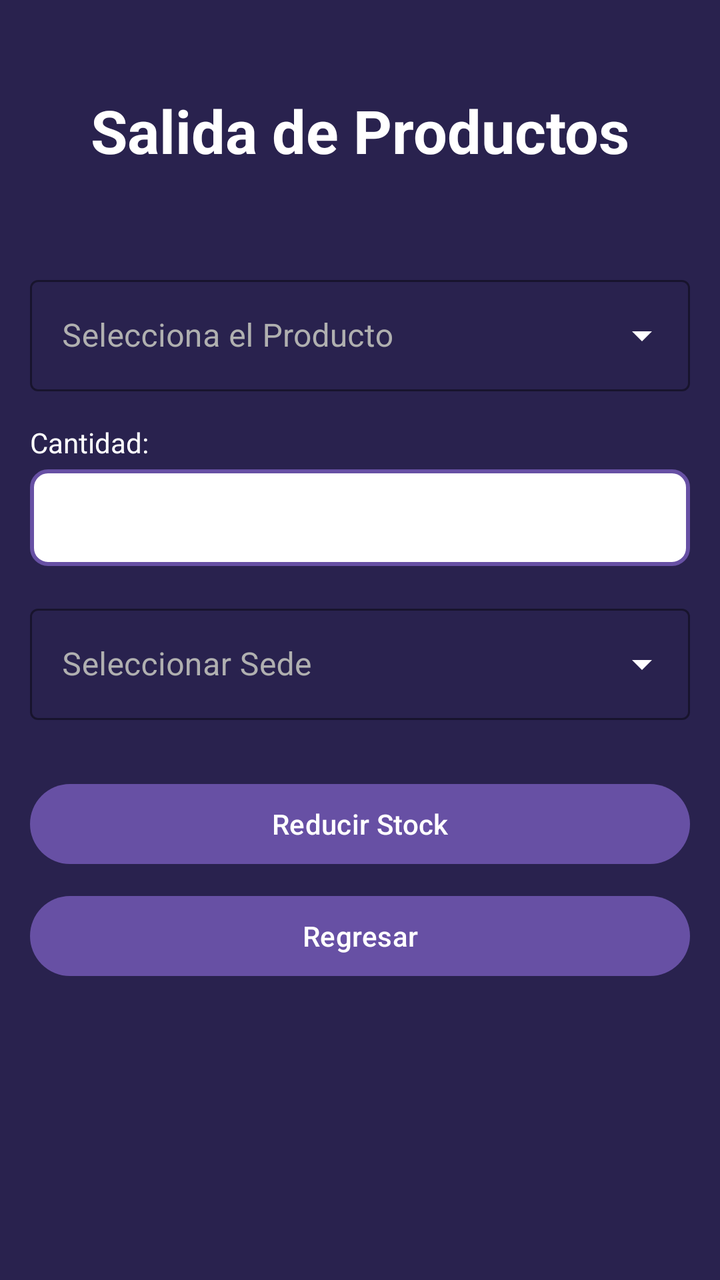
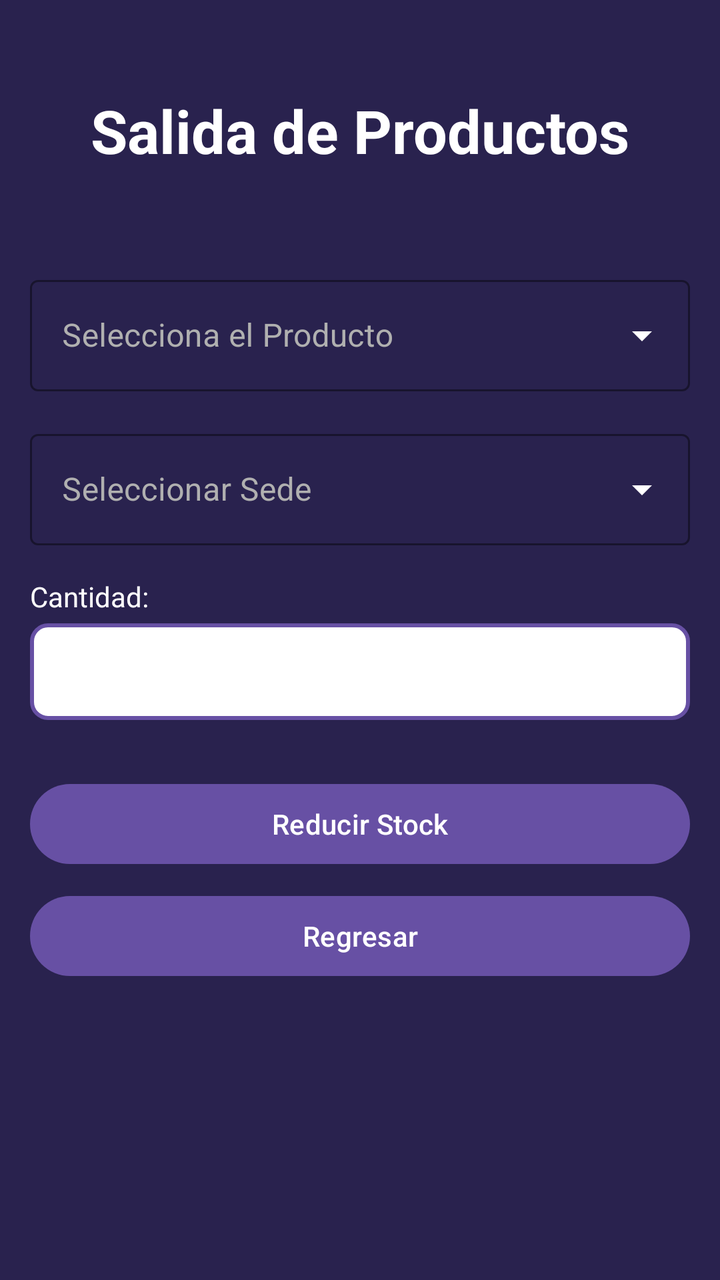

The first picture is an Android layout as it rendered before a commit; the second is the same layout after the commit. The layout source and the unified diff follow.
<!-- AndroidManifest.xml: application theme Theme.AlcamenProyectoFinal -->
<!-- res/layout/activity_frm_salida_productos.xml -->
<?xml version="1.0" encoding="utf-8"?>
<androidx.constraintlayout.widget.ConstraintLayout xmlns:android="http://schemas.android.com/apk/res/android"
    xmlns:app="http://schemas.android.com/apk/res-auto"
    xmlns:tools="http://schemas.android.com/tools"
    android:id="@+id/main"
    android:background="#29224E" android:layout_width="match_parent"
    android:layout_height="match_parent"
    tools:context=".Vista.frmSalidaProductos">

    <TextView
        android:id="@+id/tvTituloSalidaProductos"
        android:layout_width="wrap_content"
        android:layout_height="wrap_content"
        android:layout_marginTop="45dp"
        android:text="Salida de Productos"
        android:textColor="#FFFFFF"
        android:textSize="30sp"
        android:textStyle="bold"
        app:layout_constraintEnd_toEndOf="parent"
        app:layout_constraintStart_toStartOf="parent"
        app:layout_constraintTop_toTopOf="parent" />

    <LinearLayout
        android:layout_width="330dp"
        android:layout_height="wrap_content"
        android:orientation="vertical"
        app:layout_constraintBottom_toBottomOf="parent"
        app:layout_constraintEnd_toEndOf="parent"
        app:layout_constraintStart_toStartOf="parent"
        app:layout_constraintTop_toBottomOf="@+id/tvTituloSalidaProductos"
        app:layout_constraintVertical_bias="0.25">

        <com.google.android.material.textfield.TextInputLayout
            android:id="@+id/txtSeleccionarProducto"
            style="@style/Widget.MaterialComponents.TextInputLayout.OutlinedBox.ExposedDropdownMenu"
            android:layout_width="match_parent"
            android:layout_height="wrap_content"
            android:layout_marginBottom="16dp"
            android:hint="Selecciona el Producto"
            app:hintTextColor="#FFFFFF"
            android:textColorHint="#B0B0B0"
            app:boxStrokeColor="#FFFFFF"
            app:endIconTint="#FFFFFF">

            <AutoCompleteTextView
                android:id="@+id/txtProductoSalida"
                android:layout_width="match_parent"
                android:layout_height="wrap_content"
                android:editable="false"
                android:inputType="none"
                android:textColor="#FFFFFF" />
        </com.google.android.material.textfield.TextInputLayout>

        <TextView
            android:id="@+id/textView31"
            android:layout_width="match_parent"
            android:layout_height="wrap_content"
            android:text="Cantidad:"
            android:textColor="#FFFFFF" android:textSize="14sp"
            android:layout_marginBottom="4dp" />

        <EditText
            android:id="@+id/txtCantidadSalida"
            android:layout_width="match_parent"
            android:layout_height="wrap_content"
            android:ems="10"
            android:inputType="number"
            android:background="@drawable/input_border" android:padding="12dp"
            android:textColor="#FFFFFF"
            android:layout_marginBottom="16dp" />

        <com.google.android.material.textfield.TextInputLayout
            android:id="@+id/txtSeleccionarSede"
            style="@style/Widget.MaterialComponents.TextInputLayout.OutlinedBox.ExposedDropdownMenu"
            android:layout_width="match_parent"
            android:layout_height="wrap_content"
            android:layout_marginBottom="28dp"
            android:hint="Seleccionar Sede"
            app:hintTextColor="#FFFFFF"
            android:textColorHint="#B0B0B0"
            app:boxStrokeColor="#FFFFFF"
            app:endIconTint="#FFFFFF">

            <AutoCompleteTextView
                android:id="@+id/txtSedeSalida"
                android:layout_width="match_parent"
                android:layout_height="wrap_content"
                android:editable="false"
                android:inputType="none"
                android:textColor="#FFFFFF" />
        </com.google.android.material.textfield.TextInputLayout>

        <Button
            android:id="@+id/button43"
            android:layout_width="match_parent"
            android:layout_height="wrap_content"
            android:onClick="btnReducirStock"
            android:text="Reducir Stock"
            android:layout_marginBottom="8dp" />

        <Button
            android:id="@+id/button44"
            android:layout_width="match_parent"
            android:layout_height="wrap_content"
            android:onClick="btnRegresar"
            android:text="Regresar" />
    </LinearLayout>

</androidx.constraintlayout.widget.ConstraintLayout>
<!-- resources referenced by this layout -->
<resources>
  <!-- drawable input_border (drawable) -->
  <?xml version="1.0" encoding="utf-8"?>
  <shape xmlns:android="http://schemas.android.com/apk/res/android"
      android:shape="rectangle">
  
      <solid android:color="#FFFFFF" />
  
      <stroke
          android:width="2dp"
          android:color="#6750A4" />
  
      <corners android:radius="8dp" />
  
  </shape>
  <style name="Theme.AlcamenProyectoFinal" parent="Base.Theme.AlcamenProyectoFinal" />
  <style name="Base.Theme.AlcamenProyectoFinal" parent="Theme.Material3.DayNight.NoActionBar">
          
          
      </style>
</resources>

<!-- the commit's change to res/layout/activity_frm_salida_productos.xml (unified diff, before → after) -->
@@ -3,7 +3,8 @@
     xmlns:app="http://schemas.android.com/apk/res-auto"
     xmlns:tools="http://schemas.android.com/tools"
     android:id="@+id/main"
-    android:background="#29224E" android:layout_width="match_parent"
+    android:background="#29224E"
+    android:layout_width="match_parent"
     android:layout_height="match_parent"
     tools:context=".Vista.frmSalidaProductos">
 
@@ -51,30 +52,12 @@
                 android:textColor="#FFFFFF" />
         </com.google.android.material.textfield.TextInputLayout>
 
-        <TextView
-            android:id="@+id/textView31"
-            android:layout_width="match_parent"
-            android:layout_height="wrap_content"
-            android:text="Cantidad:"
-            android:textColor="#FFFFFF" android:textSize="14sp"
-            android:layout_marginBottom="4dp" />
-
-        <EditText
-            android:id="@+id/txtCantidadSalida"
-            android:layout_width="match_parent"
-            android:layout_height="wrap_content"
-            android:ems="10"
-            android:inputType="number"
-            android:background="@drawable/input_border" android:padding="12dp"
-            android:textColor="#FFFFFF"
-            android:layout_marginBottom="16dp" />
-
         <com.google.android.material.textfield.TextInputLayout
             android:id="@+id/txtSeleccionarSede"
             style="@style/Widget.MaterialComponents.TextInputLayout.OutlinedBox.ExposedDropdownMenu"
             android:layout_width="match_parent"
             android:layout_height="wrap_content"
-            android:layout_marginBottom="28dp"
+            android:layout_marginBottom="16dp"
             android:hint="Seleccionar Sede"
             app:hintTextColor="#FFFFFF"
             android:textColorHint="#B0B0B0"
@@ -89,6 +72,26 @@
                 android:inputType="none"
                 android:textColor="#FFFFFF" />
         </com.google.android.material.textfield.TextInputLayout>
+
+        <TextView
+            android:id="@+id/textView31"
+            android:layout_width="match_parent"
+            android:layout_height="wrap_content"
+            android:text="Cantidad:"
+            android:textColor="#FFFFFF"
+            android:textSize="14sp"
+            android:layout_marginBottom="4dp" />
+
+        <EditText
+            android:id="@+id/txtCantidadSalida"
+            android:layout_width="match_parent"
+            android:layout_height="wrap_content"
+            android:layout_marginBottom="28dp"
+            android:background="@drawable/input_border"
+            android:ems="10"
+            android:inputType="number"
+            android:padding="12dp"
+            android:textColor="#FFFFFF" />
 
         <Button
             android:id="@+id/button43"
